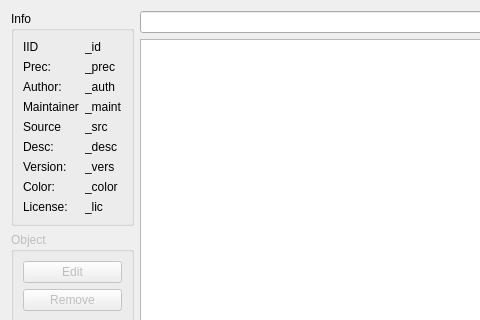
This is kstars/dialogs/catalogdetails.ui in KDE/kstars as Qt 5 draws it before an edit; both pictures show x 0 to 480 and y 0 to 320 of the 987 by 583 pixel window. The edited form follows.
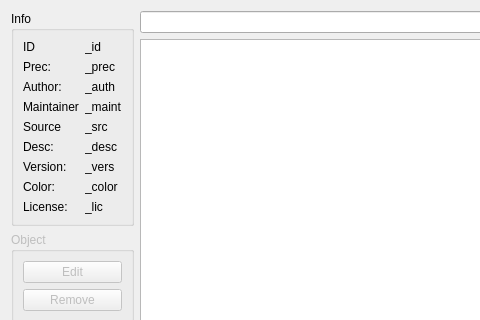
This is the edited form.

```diff
--- a/kstars/dialogs/catalogdetails.ui
+++ b/kstars/dialogs/catalogdetails.ui
@@ -36,7 +36,7 @@
           <item row="0" column="0">
            <widget class="QLabel" name="label">
             <property name="text">
-             <string>IID</string>
+             <string>ID</string>
             </property>
            </widget>
           </item>
```
Left out of the diff: 2 changed lines with no effect on the pictures.
